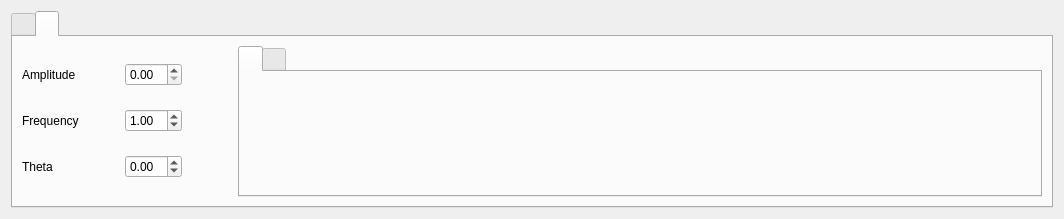
This is src/gui/ec_gui/src/component/slider/wave_widget.ui in Advanced-Robotics-Facility/ecat-client-advr as Qt 5 draws it before an edit. The edited form follows.
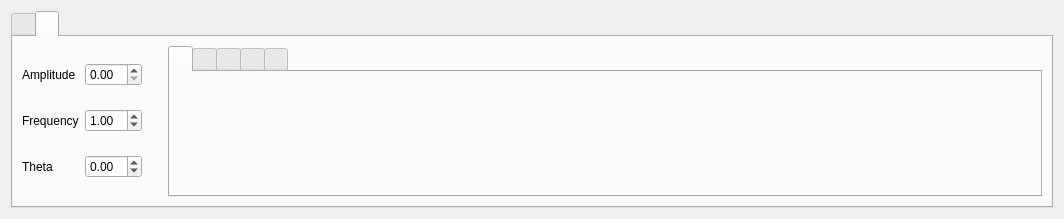
This is the edited form. The open tabs and pages were chosen to show the change. Icons and pictures are not drawn.

Commit message: Added new waves, reviewing Wave class.

```diff
--- a/src/gui/ec_gui/src/component/slider/wave_widget.ui
+++ b/src/gui/ec_gui/src/component/slider/wave_widget.ui
@@ -163,22 +163,6 @@
                  </property>
                 </widget>
                </item>
-               <item>
-                <spacer name="horizontalSpacer_8">
-                 <property name="orientation">
-                  <enum>Qt::Horizontal</enum>
-                 </property>
-                 <property name="sizeType">
-                  <enum>QSizePolicy::Fixed</enum>
-                 </property>
-                 <property name="sizeHint" stdset="0">
-                  <size>
-                   <width>40</width>
-                   <height>20</height>
-                  </size>
-                 </property>
-                </spacer>
-               </item>
                <item>
                 <widget class="QDoubleSpinBox" name="Wave_A">
                  <property name="minimumSize">
@@ -198,22 +182,6 @@
                  </property>
                 </widget>
                </item>
-               <item>
-                <spacer name="horizontalSpacer_2">
-                 <property name="orientation">
-                  <enum>Qt::Horizontal</enum>
-                 </property>
-                 <property name="sizeType">
-                  <enum>QSizePolicy::Fixed</enum>
-                 </property>
-                 <property name="sizeHint" stdset="0">
-                  <size>
-                   <width>50</width>
-                   <height>20</height>
-                  </size>
-                 </property>
-                </spacer>
-               </item>
               </layout>
              </item>
              <item>
@@ -231,22 +199,6 @@
                  </property>
                 </widget>
                </item>
-               <item>
-                <spacer name="horizontalSpacer_9">
-                 <property name="orientation">
-                  <enum>Qt::Horizontal</enum>
-                 </property>
-                 <property name="sizeType">
-                  <enum>QSizePolicy::Fixed</enum>
-                 </property>
-                 <property name="sizeHint" stdset="0">
-                  <size>
-                   <width>40</width>
-                   <height>20</height>
-                  </size>
-                 </property>
-                </spacer>
-               </item>
                <item>
                 <widget class="QDoubleSpinBox" name="Wave_F">
                  <property name="maximumSize">
@@ -266,22 +218,6 @@
                  </property>
                 </widget>
                </item>
-               <item>
-                <spacer name="horizontalSpacer_3">
-                 <property name="orientation">
-                  <enum>Qt::Horizontal</enum>
-                 </property>
-                 <property name="sizeType">
-                  <enum>QSizePolicy::Fixed</enum>
-                 </property>
-                 <property name="sizeHint" stdset="0">
-                  <size>
-                   <width>50</width>
-                   <height>20</height>
-                  </size>
-                 </property>
-                </spacer>
-               </item>
               </layout>
              </item>
              <item>
@@ -299,22 +235,6 @@
                  </property>
                 </widget>
                </item>
-               <item>
-                <spacer name="horizontalSpacer_10">
-                 <property name="orientation">
-                  <enum>Qt::Horizontal</enum>
-                 </property>
-                 <property name="sizeType">
-                  <enum>QSizePolicy::Fixed</enum>
-                 </property>
-                 <property name="sizeHint" stdset="0">
-                  <size>
-                   <width>40</width>
-                   <height>20</height>
-                  </size>
-                 </property>
-                </spacer>
-               </item>
                <item>
                 <widget class="QDoubleSpinBox" name="Wave_T">
                  <property name="maximumSize">
@@ -334,26 +254,26 @@
                  </property>
                 </widget>
                </item>
-               <item>
-                <spacer name="horizontalSpacer_7">
-                 <property name="orientation">
-                  <enum>Qt::Horizontal</enum>
-                 </property>
-                 <property name="sizeType">
-                  <enum>QSizePolicy::Fixed</enum>
-                 </property>
-                 <property name="sizeHint" stdset="0">
-                  <size>
-                   <width>50</width>
-                   <height>20</height>
-                  </size>
-                 </property>
-                </spacer>
-               </item>
               </layout>
              </item>
             </layout>
            </item>
+           <item>
+            <spacer name="horizontalSpacer">
+             <property name="orientation">
+              <enum>Qt::Horizontal</enum>
+             </property>
+             <property name="sizeType">
+              <enum>QSizePolicy::Fixed</enum>
+             </property>
+             <property name="sizeHint" stdset="0">
+              <size>
+               <width>20</width>
+               <height>20</height>
+              </size>
+             </property>
+            </spacer>
+           </item>
            <item>
             <widget class="QTabWidget" name="tabWaveType">
              <property name="currentIndex">
@@ -383,6 +303,33 @@
                <string/>
               </attribute>
              </widget>
+             <widget class="QWidget" name="tab">
+              <attribute name="icon">
+               <iconset resource="../../ec_gui_start_resources.qrc">
+                <normaloff>:/icon/TriangleWave.png</normaloff>:/icon/TriangleWave.png</iconset>
+              </attribute>
+              <attribute name="title">
+               <string/>
+              </attribute>
+             </widget>
+             <widget class="QWidget" name="tab_2">
+              <attribute name="icon">
+               <iconset resource="../../ec_gui_start_resources.qrc">
+                <normaloff>:/icon/TrapezoidalWave.png</normaloff>:/icon/TrapezoidalWave.png</iconset>
+              </attribute>
+              <attribute name="title">
+               <string/>
+              </attribute>
+             </widget>
+             <widget class="QWidget" name="tab_5">
+              <attribute name="icon">
+               <iconset resource="../../ec_gui_start_resources.qrc">
+                <normaloff>:/icon/ChirpWave.png</normaloff>:/icon/ChirpWave.png</iconset>
+              </attribute>
+              <attribute name="title">
+               <string/>
+              </attribute>
+             </widget>
             </widget>
            </item>
           </layout>
```
The commit also changes 7 other files.
